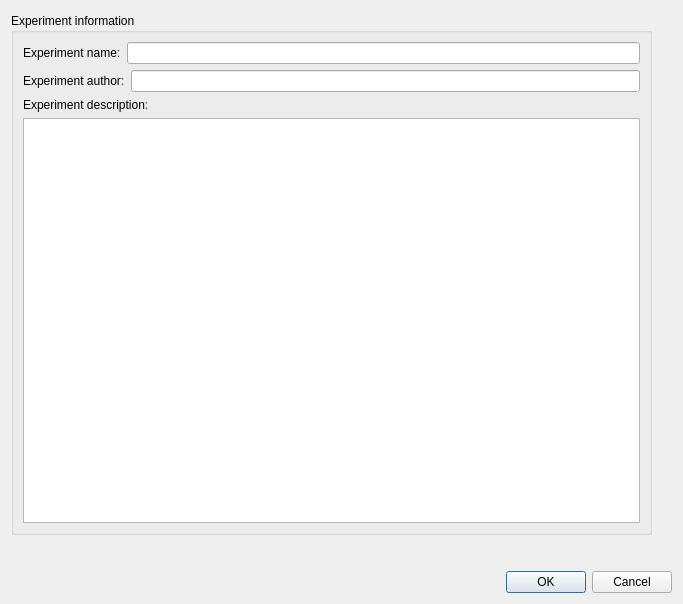
Old version of the form designer_ui_files/createExperimentDialogUi.ui in the repository cibr-jyu/meggie.
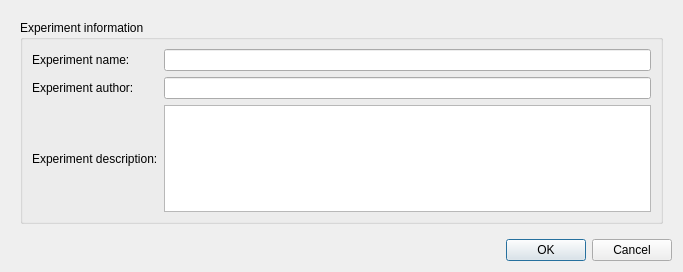
New version of the form.

```diff
--- a/designer_ui_files/createExperimentDialogUi.ui
+++ b/designer_ui_files/createExperimentDialogUi.ui
@@ -10,7 +10,7 @@
     <x>0</x>
     <y>0</y>
     <width>683</width>
-    <height>604</height>
+    <height>272</height>
    </rect>
   </property>
   <property name="windowTitle">
@@ -31,62 +31,29 @@
         <x>0</x>
         <y>0</y>
         <width>665</width>
-        <height>549</height>
+        <height>224</height>
        </rect>
       </property>
       <property name="minimumSize">
        <size>
-        <width>645</width>
-        <height>540</height>
+        <width>0</width>
+        <height>0</height>
        </size>
       </property>
-      <widget class="QWidget" name="layoutWidget">
-       <property name="geometry">
-        <rect>
-         <x>0</x>
-         <y>2</y>
-         <width>641</width>
-         <height>522</height>
-        </rect>
-       </property>
-       <layout class="QVBoxLayout" name="verticalLayout_2">
-        <item>
-         <widget class="QGroupBox" name="groupBox_2">
+      <layout class="QGridLayout" name="gridLayout">
+       <item row="0" column="1">
+        <widget class="QGroupBox" name="groupBoxInfo">
           <property name="title">
            <string>Experiment information</string>
           </property>
           <layout class="QGridLayout" name="gridLayout_2">
-           <item row="3" column="0">
-            <widget class="QTextEdit" name="textEditDescription"/>
-           </item>
-           <item row="1" column="0">
-            <layout class="QHBoxLayout" name="horizontalLayout">
-             <item>
-              <widget class="QLabel" name="labelAuthor">
-               <property name="text">
-                <string>Experiment author:</string>
-               </property>
-              </widget>
-             </item>
-             <item>
-              <widget class="QLineEdit" name="lineEditAuthor"/>
-             </item>
-            </layout>
-           </item>
            <item row="0" column="0">
-            <layout class="QHBoxLayout" name="horizontalLayout_2">
-             <item>
               <widget class="QLabel" name="labelExperimentName">
                <property name="text">
                 <string>Experiment name:</string>
                </property>
               </widget>
              </item>
-             <item>
-              <widget class="QLineEdit" name="lineEditExperimentName"/>
-             </item>
-            </layout>
-           </item>
            <item row="2" column="0">
             <widget class="QLabel" name="labelDescription">
              <property name="text">
@@ -94,11 +61,33 @@
              </property>
             </widget>
            </item>
-          </layout>
-         </widget>
-        </item>
-       </layout>
-      </widget>
+          <item row="0" column="1">
+           <widget class="QLineEdit" name="lineEditExperimentName"/>
+          </item>
+          <item row="1" column="1">
+           <widget class="QLineEdit" name="lineEditAuthor"/>
+          </item>
+          <item row="1" column="0">
+           <widget class="QLabel" name="labelAuthor">
+            <property name="text">
+             <string>Experiment author:</string>
+            </property>
+           </widget>
+          </item>
+          <item row="2" column="1">
+           <widget class="QTextEdit" name="textEditDescription">
+            <property name="minimumSize">
+             <size>
+              <width>0</width>
+              <height>100</height>
+             </size>
+            </property>
+           </widget>
+          </item>
+         </layout>
+        </widget>
+       </item>
+      </layout>
      </widget>
     </widget>
    </item>
```
Left out of the diff: 5 changed lines with no effect on the pictures. Lines whose indentation alone changed are shown as unchanged.
